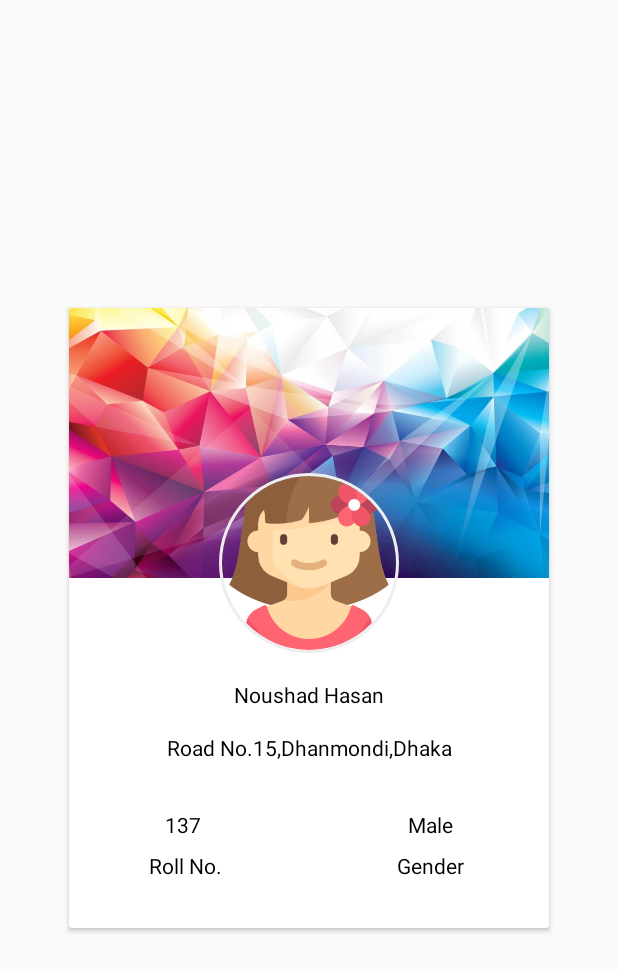
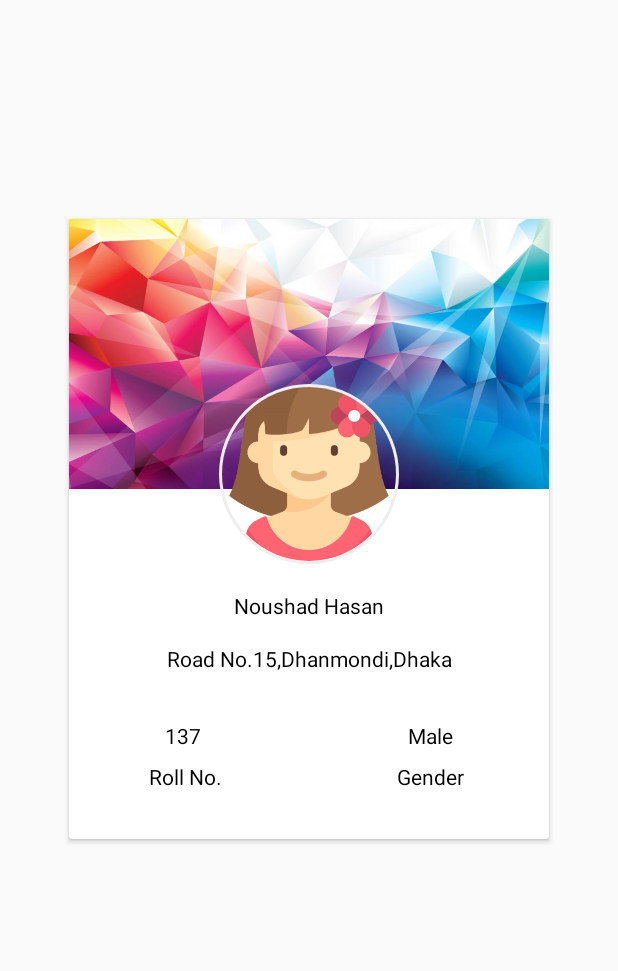
Before and after one commit to levirgon/student_manager, an Android app: the layout fragment_detail.xml on its own in the app's theme, with its tools: preview values and no code run, on a phone screen of 412 x 824 dp. Shown: the top 971 px of the screen. Run offline under Robolectric (Android 15) with nearby library versions, the phone set to English and light mode, and no system bars; Roboto replaces fonts that are not available here.

Commit message:
ui tweaks

```diff
--- a/app/src/main/res/layout/fragment_detail.xml
+++ b/app/src/main/res/layout/fragment_detail.xml
@@ -18,7 +18,8 @@
         app:layout_constraintBottom_toBottomOf="parent"
         app:layout_constraintEnd_toEndOf="parent"
         app:layout_constraintStart_toStartOf="parent"
-        app:layout_constraintTop_toTopOf="parent">
+        app:layout_constraintTop_toTopOf="parent"
+        app:layout_constraintVertical_bias="0.35000002">
 
         <android.support.constraint.ConstraintLayout
             android:layout_width="match_parent"
@@ -34,17 +35,16 @@
                 app:layout_constraintStart_toStartOf="parent"
                 app:layout_constraintTop_toTopOf="parent" />
 
-            <de.hdodenhof.circleimageview.CircleImageView
-                xmlns:app="http://schemas.android.com/apk/res-auto"
+            <de.hdodenhof.circleimageview.CircleImageView xmlns:app="http://schemas.android.com/apk/res-auto"
                 android:id="@+id/student_image"
-                app:civ_border_width="2dp"
-                app:civ_border_color="#eeeeee"
                 android:layout_width="120dp"
                 android:layout_height="140dp"
                 android:layout_marginEnd="8dp"
                 android:layout_marginStart="8dp"
                 android:layout_marginTop="100dp"
                 android:src="@drawable/female_student"
+                app:civ_border_color="#eeeeee"
+                app:civ_border_width="2dp"
                 app:layout_constraintEnd_toEndOf="parent"
                 app:layout_constraintStart_toStartOf="parent"
                 app:layout_constraintTop_toTopOf="parent" />
```
Also changed, not shown: app/src/main/java/com/tutexp/student_details/activity/MainActivity.java (+17 -1 lines).
